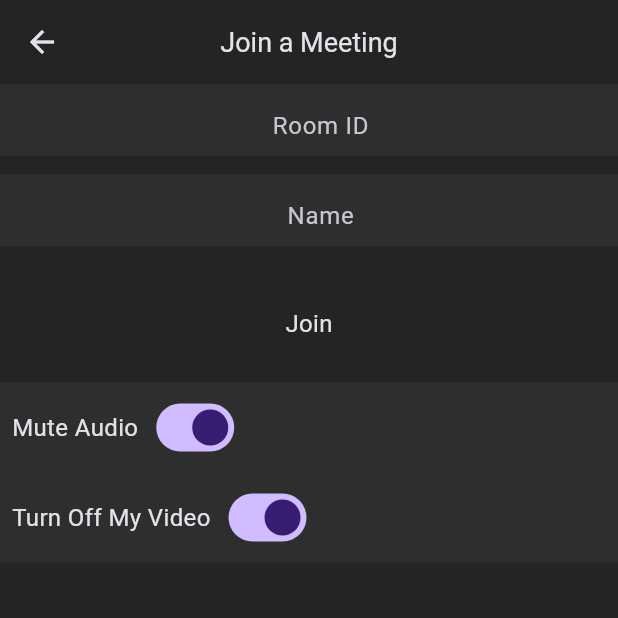
After one commit to Eufra99/zoom_clone, a Flutter app: the VideoCallScreen screen opened by its route, after a tap on "Join", on a phone screen of 412 x 824 dp, the top half of it. The commit adds this screen. Run offline on Flutter 3.47's test engine with Material 3 defaults, Android fonts, the phone set to English and light mode, and no system bars; our stand-ins replace cloud_firestore, firebase_auth, firebase_core, google_sign_in; missing offline and left inert: jitsi_meet_flutter_sdk; accounts and stored records are empty; network calls fail.

Commit message:
add and update some screens and resources

```diff
--- a/lib/main.dart
+++ b/lib/main.dart
@@ -4,6 +4,7 @@ import 'package:firebase_core/firebase_core.dart';
 import 'package:flutter/material.dart';
 import 'package:zoom_clone/resources/auth_methods.dart';
 import 'package:zoom_clone/screens/login_screen.dart';
+import 'package:zoom_clone/screens/video_call_screen.dart';
 import 'package:zoom_clone/utils/colors.dart';
 
 import 'screens/home_screen.dart';
@@ -32,6 +33,7 @@ class MyApp extends StatelessWidget {
       routes: {
         'login': (context) => const LoginScreen(),
         '/home': (context) => const HomeScreen(),
+        '/video-call': (context) => const VideoCallScreen()
       },
       home: StreamBuilder(
         stream: AuthMethods().authChangs,
--- /dev/null
+++ b/lib/resources/firestore_methods.dart
@@ -0,0 +1,27 @@
+import 'package:cloud_firestore/cloud_firestore.dart';
+import 'package:firebase_auth/firebase_auth.dart';
+import 'package:firebase_core/firebase_core.dart';
+import 'package:flutter/material.dart';
+
+class FirestoreMethods {
+  final FirebaseFirestore _firestore = FirebaseFirestore.instance;
+  final FirebaseAuth _auth = FirebaseAuth.instance;
+
+  Stream<QuerySnapshot<Map<String, dynamic>>> get meetingsHistory => _firestore
+      .collection('users')
+      .doc(_auth.currentUser!.uid)
+      .collection('meetings')
+      .snapshots();
+
+  void addToMeetingHistory(String meetingName) async {
+    try {
+      await _firestore
+          .collection('users')
+          .doc(_auth.currentUser!.uid)
+          .collection('meetings')
+          .add({'meetingName': meetingName, 'createdAt': DateTime.now()});
+    } catch (e) {
+      print(e);
+    }
+  }
+}
--- a/lib/resources/jitsi_meet_methods.dart
+++ b/lib/resources/jitsi_meet_methods.dart
@@ -3,19 +3,28 @@ import 'package:firebase_core/firebase_core.dart';
 import 'package:flutter/material.dart';
 import 'package:jitsi_meet_flutter_sdk/jitsi_meet_flutter_sdk.dart';
 import 'package:zoom_clone/resources/auth_methods.dart';
+import 'package:zoom_clone/resources/firestore_methods.dart';
 
 class JitsiMeetMethods {
   final AuthMethods _authMethods = AuthMethods();
+  final FirestoreMethods _firestoreMethods = FirestoreMethods();
 
-  void createMeeting({
-    required String roomName,
-    required bool isAudioMuted,
-    required bool isVideoMuted,
-  }) async {
+  void createMeeting(
+      {required String roomName,
+      required bool isAudioMuted,
+      required bool isVideoMuted,
+      String username = ''}) async {
     try {
       // Create a JitsiMeet object
       var jitsiMeet = JitsiMeet();
 
+      String name;
+
+      if (username.isEmpty) {
+        name = _authMethods.user.displayName!;
+      } else {
+        name = username;
+      }
       // Create a JitsiMeetConferenceOptions object
       var options = JitsiMeetConferenceOptions(
         room: roomName, // The room name
@@ -24,7 +33,7 @@ class JitsiMeetMethods {
           "startWithVideoMuted": isVideoMuted,
         },
         userInfo: JitsiMeetUserInfo(
-            displayName: _authMethods.user.displayName,
+            displayName: name,
             email: _authMethods.user.email,
             avatar: _authMethods.user.photoURL),
         featureFlags: {
@@ -34,6 +43,7 @@ class JitsiMeetMethods {
         },
       );
 
+      _firestoreMethods.addToMeetingHistory(roomName);
       // Join the meeting with the options
       await jitsiMeet.join(options);
     } catch (error) {
--- a/lib/screens/history_meeting_screen.dart
+++ b/lib/screens/history_meeting_screen.dart
@@ -1,10 +1,31 @@
 import 'package:flutter/material.dart';
+import 'package:intl/intl.dart';
+import 'package:zoom_clone/resources/firestore_methods.dart';
 
 class HistoryMeetingScreen extends StatelessWidget {
   const HistoryMeetingScreen({super.key});
 
   @override
   Widget build(BuildContext context) {
-    return const Text("HistoryMeetingScreen");
+    return StreamBuilder(
+        stream: FirestoreMethods().meetingsHistory,
+        builder: (context, snapshot) {
+          if (snapshot.connectionState == ConnectionState.waiting) {
+            return const Center(
+              child: CircularProgressIndicator(),
+            );
+          }
+
+          return ListView.builder(
+            itemCount: (snapshot.data! as dynamic).docs.length,
+            itemBuilder: (context, index) => ListTile(
+              title: Text(
+                  'Room Name: ${(snapshot.data! as dynamic).docs[index]['meetingName']}'),
+              subtitle: Text(
+                'Joined on ${DateFormat.yMMMd().format((snapshot.data! as dynamic).docs[index]['createdAt'].toDate())}',
+              ),
+            ),
+          );
+        });
   }
 }
--- a/lib/screens/home_screen.dart
+++ b/lib/screens/home_screen.dart
@@ -1,7 +1,9 @@
 import 'package:flutter/material.dart';
+import 'package:zoom_clone/resources/auth_methods.dart';
 import 'package:zoom_clone/screens/history_meeting_screen.dart';
 import 'package:zoom_clone/screens/meeting_screen.dart';
 import 'package:zoom_clone/utils/colors.dart';
+import 'package:zoom_clone/widgets/custom_button.dart';
 import 'package:zoom_clone/widgets/home_meeting_button.dart';
 
 class HomeScreen extends StatefulWidget {
@@ -23,6 +25,8 @@ class _HomeScreenState extends State<HomeScreen> {
     MeetingScreen(),
     const HistoryMeetingScreen(),
     const Text('Contacts'),
+    CustomButton(text:
+    'Log Out', onPressed: () => AuthMethods().singOut()),
   ];
 
   @override
@@ -51,7 +55,7 @@ class _HomeScreenState extends State<HomeScreen> {
           BottomNavigationBarItem(
               icon: Icon(Icons.person_outline), label: 'Contacts'),
           BottomNavigationBarItem(
-              icon: Icon(Icons.settings_accessibility_outlined),
+              icon: Icon(Icons.settings_outlined),
               label: 'Settings')
         ],
       ),
--- a/lib/screens/meeting_screen.dart
+++ b/lib/screens/meeting_screen.dart
@@ -16,6 +16,10 @@ class MeetingScreen extends StatelessWidget {
         roomName: roomName, isAudioMuted: true, isVideoMuted: true);
   }
 
+  joinMeetig(BuildContext context) {
+    Navigator.pushNamed(context, '/video-call');
+  }
+
   @override
   Widget build(BuildContext context) {
     return Column(
@@ -28,7 +32,7 @@ class MeetingScreen extends StatelessWidget {
                 icon: Icons.videocam,
                 text: 'New Meeting'),
             HomeMeetingButton(
-                onPressed: () {},
+                onPressed: () => joinMeetig(context),
                 icon: Icons.add_box_rounded,
                 text: 'Join Meeting'),
             HomeMeetingButton(
--- /dev/null
+++ b/lib/screens/video_call_screen.dart
@@ -0,0 +1,126 @@
+import 'package:flutter/material.dart';
+import 'package:jitsi_meet_flutter_sdk/jitsi_meet_flutter_sdk.dart';
+import 'package:zoom_clone/resources/auth_methods.dart';
+import 'package:zoom_clone/resources/jitsi_meet_methods.dart';
+import 'package:zoom_clone/utils/colors.dart';
+import 'package:zoom_clone/widgets/meeting_option.dart';
+
+class VideoCallScreen extends StatefulWidget {
+  const VideoCallScreen({super.key});
+
+  @override
+  State<VideoCallScreen> createState() => _VideoCallScreenState();
+}
+
+class _VideoCallScreenState extends State<VideoCallScreen> {
+  final AuthMethods _authMethods = new AuthMethods();
+  late TextEditingController meetingIdController;
+  late TextEditingController nameController;
+  final JitsiMeetMethods _jitsiMeetMethods = new JitsiMeetMethods();
+  bool isAudioMuted = true;
+  bool isVideoMuted = true;
+
+  @override
+  void initState() {
+    meetingIdController = TextEditingController();
+    nameController = TextEditingController(text: _authMethods.user.displayName);
+    super.initState();
+  }
+
+  @override
+  void dispose() {
+    super.dispose();
+    meetingIdController.dispose();
+    nameController.dispose();
+  }
+
+  _joinMeeting() {
+    _jitsiMeetMethods.createMeeting(
+        roomName: meetingIdController.text,
+        isAudioMuted: isAudioMuted,
+        isVideoMuted: isVideoMuted);
+  }
+
+  @override
+  Widget build(BuildContext context) {
+    return Scaffold(
+      appBar: AppBar(
+        elevation: 0,
+        backgroundColor: backgroundColor,
+        title: const Text(
+          'Join a Meeting',
+          style: TextStyle(fontSize: 18),
+        ),
+        centerTitle: true,
+      ),
+      body: Column(children: [
+        SizedBox(
+          height: 60,
+          child: TextField(
+            controller: meetingIdController,
+            maxLines: 1,
+            textAlign: TextAlign.center,
+            keyboardType: TextInputType.number,
+            decoration: const InputDecoration(
+                fillColor: secondaryBackgroundColor,
+                filled: true,
+                border: InputBorder.none,
+                hintText: 'Room ID',
+                contentPadding: EdgeInsets.fromLTRB(16, 8, 0, 0)),
+          ),
+        ),
+        SizedBox(
+          height: 60,
+          child: TextField(
+            controller: nameController,
+            maxLines: 1,
+            textAlign: TextAlign.center,
+            keyboardType: TextInputType.number,
+            decoration: const InputDecoration(
+                fillColor: secondaryBackgroundColor,
+                filled: true,
+                border: InputBorder.none,
+                hintText: 'Name',
+                contentPadding: EdgeInsets.fromLTRB(16, 8, 0, 0)),
+          ),
+        ),
+        const SizedBox(height: 20),
+        InkWell(
+          onTap: _joinMeeting,
+          child: const Padding(
+            padding: EdgeInsets.all(8),
+            child: Text(
+              'Join',
+              style: TextStyle(
+                fontSize: 16,
+              ),
+            ),
+          ),
+        ),
+        const SizedBox(height: 20),
+        MeetingOption(
+          text: 'Mute Audio',
+          isMute: isAudioMuted,
+          onChange: onAudioMuted,
+        ),
+        MeetingOption(
+          text: 'Turn Off My Video',
+          isMute: isVideoMuted,
+          onChange: onVideoMuted,
+        )
+      ]),
+    );
+  }
+
+  onAudioMuted(bool val) {
+    setState(() {
+      isAudioMuted = val;
+    });
+  }
+
+  onVideoMuted(bool val) {
+    setState(() {
+      isVideoMuted = val;
+    });
+  }
+}
--- a/lib/utils/colors.dart
+++ b/lib/utils/colors.dart
@@ -3,4 +3,4 @@ import 'package:flutter/material.dart';
 const backgroundColor = Color.fromRGBO(36, 36, 36, 1);
 const buttonColor = Color.fromRGBO(14, 114, 236, 1);
 const footerColor = Color.fromRGBO(26, 26, 26, 1);
-const secomdaryBackgroundColor = Color.fromRGBO(46, 46, 46, 1);
+const secondaryBackgroundColor = Color.fromRGBO(46, 46, 46, 1);
--- a/lib/widgets/custom_button.dart
+++ b/lib/widgets/custom_button.dart
@@ -15,7 +15,8 @@ class CustomButton extends StatelessWidget {
         child: Text(
           text,
           style: const TextStyle(
-            fontSize: 17
+            fontSize: 17,
+            color: Colors.white
           ),
         ),
         style: ElevatedButton.styleFrom(
--- /dev/null
+++ b/lib/widgets/meeting_option.dart
@@ -0,0 +1,34 @@
+import 'package:flutter/material.dart';
+import 'package:zoom_clone/utils/colors.dart';
+
+class MeetingOption extends StatelessWidget {
+  final String text;
+  final bool isMute;
+  final Function(bool) onChange;
+  const MeetingOption(
+      {Key? key,
+      required this.text,
+      required this.isMute,
+      required this.onChange})
+      : super(key: key);
+
+  @override
+  Widget build(BuildContext context) {
+    return Container(
+      height: 60,
+      color: secondaryBackgroundColor,
+      child: Row(
+        children: [
+          Padding(
+            padding: const EdgeInsets.all(8.0),
+            child: Text(
+              text,
+              style: const TextStyle(fontSize: 16),
+            ),
+          ),
+          Switch.adaptive(value: isMute, onChanged: onChange)
+        ],
+      ),
+    );
+  }
+}
```
